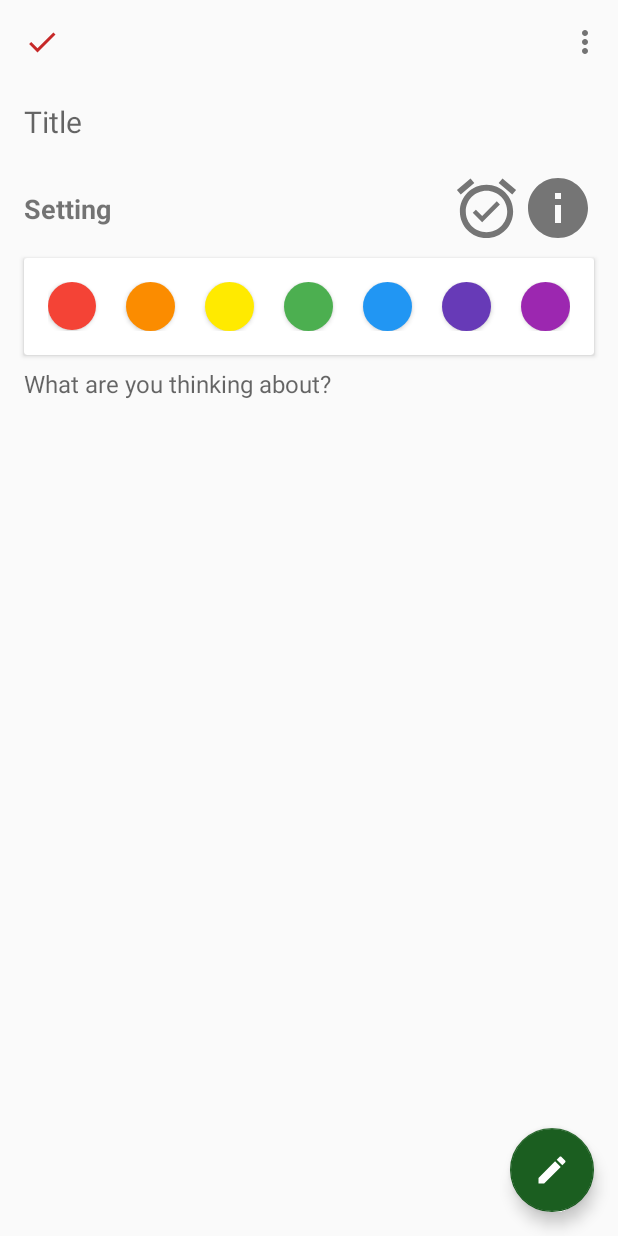
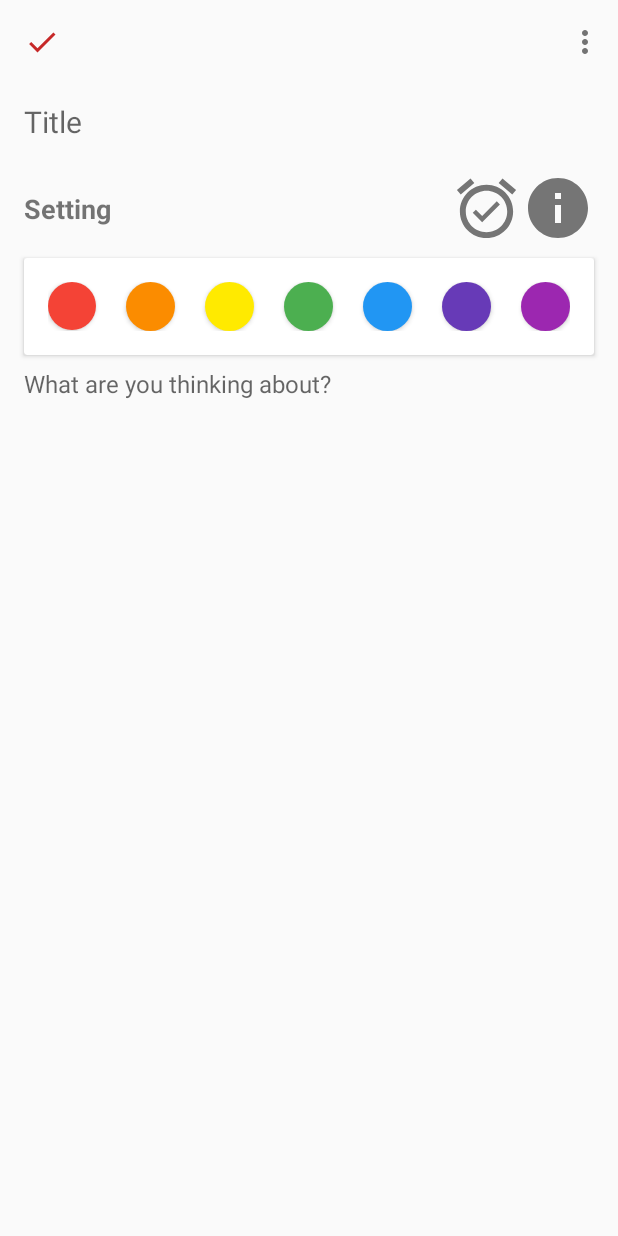
Before and after one commit to jinhuizxc/K3mNotes, an Android app: the screen it shows after launch (CreateNoteActivity), after a tap on an icon or button, on a phone screen of 412 x 824 dp. Run offline under Robolectric (Android 15) with nearby library versions, the phone set to English and light mode, and no system bars; 1 other tap on this screen came first.

Commit message:
Chỉnh sửa create note view có thêm scrollview để cuộn

```diff
--- a/app/src/main/java/com/k3mshiro/k3mnotes/activity/CreateNoteActivity.java
+++ b/app/src/main/java/com/k3mshiro/k3mnotes/activity/CreateNoteActivity.java
@@ -31,6 +31,8 @@ public class CreateNoteActivity extends AppCompatActivity implements View.OnClic
     public static final CharSequence BLUE = "blue";
     public static final CharSequence INDIGO = "indigo";
     public static final CharSequence VIOLET = "violet";
+    private static final CharSequence ALARM_SET_BTN = "ALARM_SET_BTN";
+    private static final CharSequence INFO_LOOK_BTN = "INFO_LOOK_BTN";
     public static final int RESULT_CODE_SUCCESS = 1000;
     public static final int RESULT_CODE_FAILURE = 1001;
 
@@ -61,10 +63,15 @@ public class CreateNoteActivity extends AppCompatActivity implements View.OnClic
         actionBar.setDisplayShowHomeEnabled(true);
         actionBar.setHomeAsUpIndicator(R.drawable.ic_check_red_800_24dp);
 
-        btnAlarmSet = (Button) findViewById(R.id.btn_alarm_set);
-        btnInfoLook = (Button) findViewById(R.id.btn_info_look);
+        View editSide = findViewById(R.id.edit_size);
 
-        View colorSetBar = findViewById(R.id.color_set_bar);
+        btnAlarmSet = (Button) editSide.findViewById(R.id.btn_alarm_set);
+        btnAlarmSet.setContentDescription(ALARM_SET_BTN);
+
+        btnInfoLook = (Button) editSide.findViewById(R.id.btn_info_look);
+        btnAlarmSet.setContentDescription(INFO_LOOK_BTN);
+
+        View colorSetBar = editSide.findViewById(R.id.color_set_bar);
 
         btnRed = (Button) colorSetBar.findViewById(R.id.btn_red);
         btnRed.setContentDescription(RED);
@@ -87,13 +94,14 @@ public class CreateNoteActivity extends AppCompatActivity implements View.OnClic
         btnViolet = (Button) colorSetBar.findViewById(R.id.btn_violet);
         btnViolet.setContentDescription(VIOLET);
 
-        edtTitle = (EditText) findViewById(R.id.edt_note_title);
-        edtContent = (EditText) findViewById(R.id.edt_note_content);
+        edtTitle = (EditText) editSide.findViewById(R.id.edt_note_title);
+        edtContent = (EditText) editSide.findViewById(R.id.edt_note_content);
+
         fabEditNote = (FloatingActionButton) findViewById(R.id.fab_edit_note);
+        fabEditNote.setVisibility(View.GONE);
 
         btnAlarmSet.setOnClickListener(this);
         btnInfoLook.setOnClickListener(this);
-        fabEditNote.setOnClickListener(this);
 
         btnRed.setOnClickListener(this);
         btnOrange.setOnClickListener(this);
@@ -140,8 +148,6 @@ public class CreateNoteActivity extends AppCompatActivity implements View.OnClic
             case R.id.btn_alarm_set:
                 break;
             case R.id.btn_info_look:
-                break;
-            case R.id.fab_edit_note:
                 break;
             default:
                 break;
--- a/app/src/main/res/layout/activity_create_note.xml
+++ b/app/src/main/res/layout/activity_create_note.xml
@@ -8,84 +8,12 @@
         android:id="@+id/create_toolbar"
         layout="@layout/create_toolbar" />
 
-    <EditText
-        android:id="@+id/edt_note_title"
-        android:layout_width="match_parent"
-        android:layout_height="50dp"
-        android:layout_alignParentStart="true"
-        android:layout_below="@+id/create_toolbar"
-        android:layout_marginLeft="16dp"
-        android:layout_marginRight="16dp"
-        android:background="@android:color/transparent"
-        android:ellipsize="end"
-        android:gravity="start|center_vertical"
-        android:hint="@string/new_note_title_hint"
-        android:maxLines="1"
-        android:textColor="@color/grey_900"
-        android:textSize="20sp" />
-
-    <TableRow
-        android:id="@+id/tbr_setting"
-        android:layout_width="match_parent"
-        android:layout_height="50dp"
-        android:layout_below="@id/edt_note_title"
-        android:layout_marginLeft="16dp"
-        android:layout_marginRight="16dp"
-        android:layout_marginTop="8dp"
-        android:weightSum="8">
-
-        <TextView
-            android:id="@+id/textView"
-            android:layout_width="0dp"
-            android:layout_height="match_parent"
-            android:layout_weight="6"
-            android:gravity="center_vertical"
-            android:text="@string/tbr_name"
-            android:textSize="18sp"
-            android:textStyle="bold" />\
-
-
-        <com.k3mshiro.k3mnotes.customview.SquareButton
-            android:id="@+id/btn_alarm_set"
-            android:layout_width="0dp"
-            android:layout_gravity="center"
-            android:layout_weight="1"
-            android:background="@drawable/ic_alarm_on_grey_600_48dp" />
-
-        <com.k3mshiro.k3mnotes.customview.SquareButton
-            android:id="@+id/btn_info_look"
-            android:layout_width="0dp"
-            android:layout_gravity="center"
-            android:layout_weight="1"
-            android:background="@drawable/ic_info_grey_600_48dp" />
-    </TableRow>
-
     <include
-        android:id="@+id/color_set_bar"
-        layout="@layout/color_bar_layout"
-        android:layout_width="wrap_content"
-        android:layout_height="wrap_content"
-        android:layout_below="@id/tbr_setting"
-        android:layout_marginLeft="16dp"
-        android:layout_marginRight="16dp"
-        android:layout_marginTop="8dp" />
-
-    <EditText
-        android:id="@+id/edt_note_content"
+        android:id="@+id/edit_size"
+        layout="@layout/layout_edit_side"
         android:layout_width="match_parent"
         android:layout_height="match_parent"
-        android:layout_alignParentBottom="true"
-        android:layout_alignParentStart="true"
-        android:layout_below="@id/color_set_bar"
-        android:layout_marginLeft="16dp"
-        android:layout_marginRight="16dp"
-        android:layout_marginTop="8dp"
-        android:background="@android:color/transparent"
-        android:gravity="start"
-        android:hint="@string/new_note_content_hint"
-        android:textColor="@color/grey_900"
-        android:textSize="16sp" />
-
+        android:layout_below="@id/create_toolbar" />
 
     <android.support.design.widget.FloatingActionButton
         android:id="@+id/fab_edit_note"
--- a/app/src/main/res/layout/layout_edit_side.xml
+++ b/app/src/main/res/layout/layout_edit_side.xml
@@ -1,7 +1,11 @@
 <?xml version="1.0" encoding="utf-8"?>
-<RelativeLayout xmlns:android="http://schemas.android.com/apk/res/android"
+<ScrollView xmlns:android="http://schemas.android.com/apk/res/android"
     android:layout_width="match_parent"
     android:layout_height="match_parent">
+
+    <RelativeLayout
+        android:layout_width="match_parent"
+        android:layout_height="wrap_content">
 
         <EditText
             android:id="@+id/edt_note_title"
@@ -36,7 +40,7 @@
                 android:gravity="center_vertical"
                 android:text="@string/tbr_name"
                 android:textSize="18sp"
-            android:textStyle="bold" />\
+                android:textStyle="bold" />
 
 
             <com.k3mshiro.k3mnotes.customview.SquareButton
@@ -80,3 +84,6 @@
             android:textColor="@color/grey_900"
             android:textSize="16sp" />
     </RelativeLayout>
+
+
+</ScrollView>
```
Lines whose indentation alone changed are shown as unchanged.
